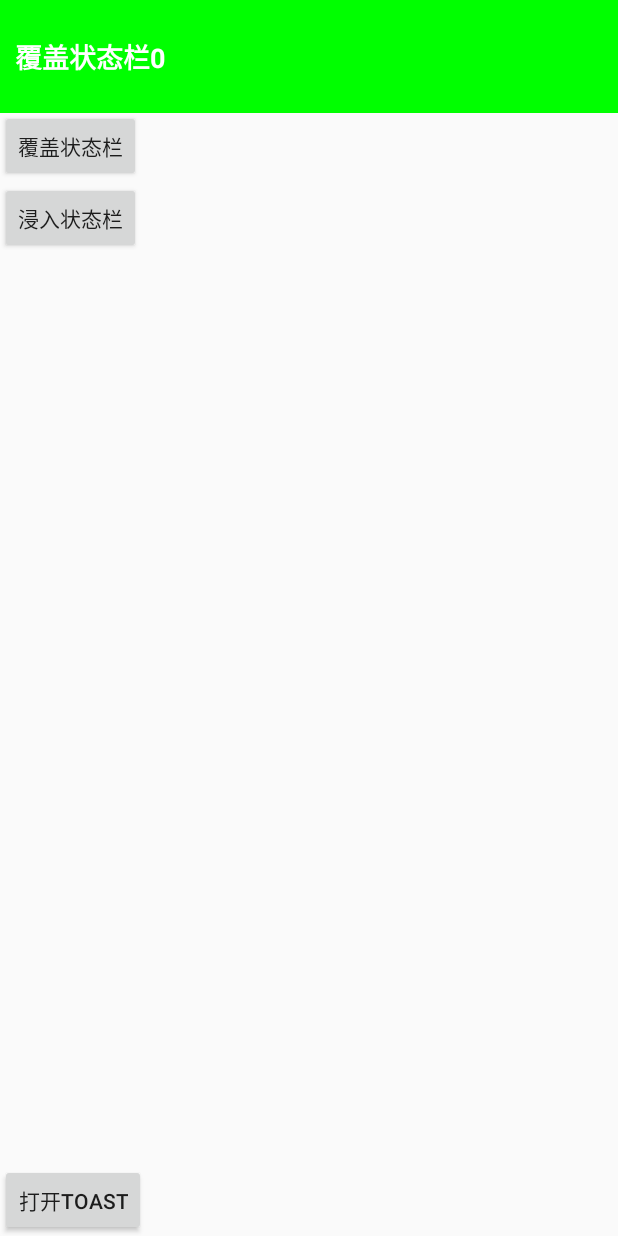
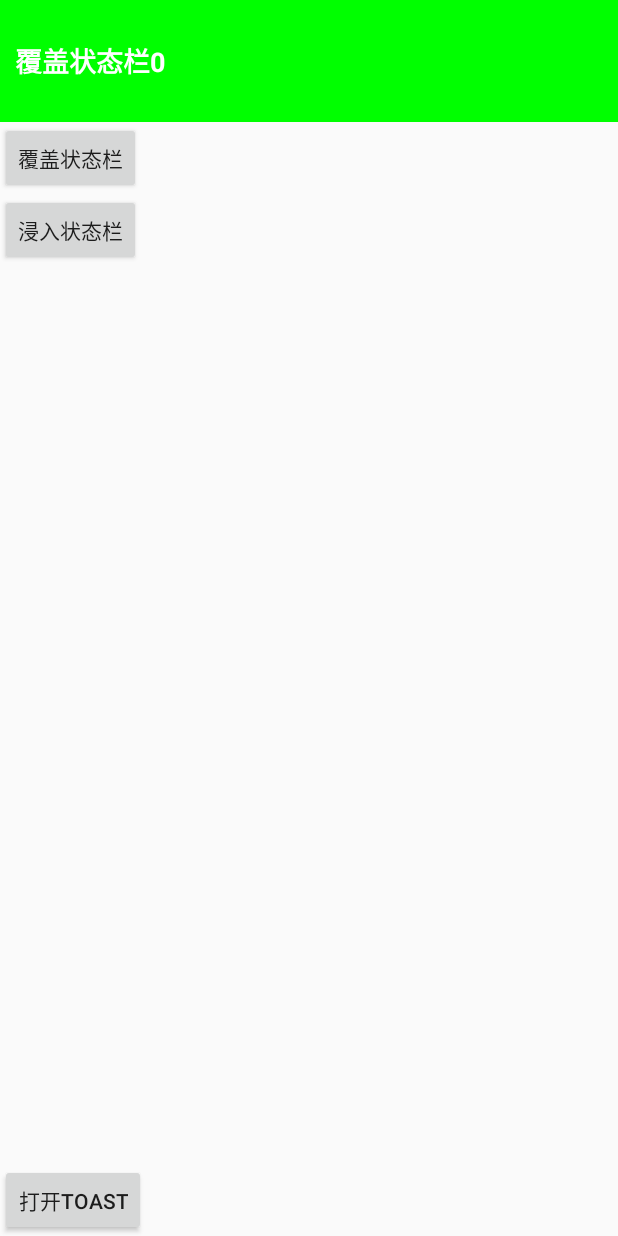
Before and after one commit to zylgg/snackbardemo-master, an Android app: the screen it shows after launch (MainActivity), after a tap on "覆盖状态栏", on a phone screen of 412 x 824 dp. Run offline under Robolectric (Android 15) with nearby library versions, the phone set to English and light mode, and no system bars.

Commit message:
修改了浸入式状态栏打开后activity无法获取事件的bug

```diff
--- a/app/src/main/java/com/example/tfhr02/snackbardemo/MySnackbarUtils.java
+++ b/app/src/main/java/com/example/tfhr02/snackbardemo/MySnackbarUtils.java
@@ -38,7 +38,7 @@ public class MySnackbarUtils {
 
     public void show() {
         if (mySnackbarView != null) {
-            LinearLayout.LayoutParams layoutParams = new LinearLayout.LayoutParams(LayoutParams.MATCH_PARENT, LayoutParams.MATCH_PARENT);
+            LinearLayout.LayoutParams layoutParams = new LinearLayout.LayoutParams(LayoutParams.MATCH_PARENT, LayoutParams.WRAP_CONTENT);
             WindowManager.LayoutParams params = new WindowManager.LayoutParams();
             //初始化后不首先获得窗口焦点。不妨碍设备上其他部件的点击、触摸事件。
             params.type = WindowManager.LayoutParams.TYPE_SYSTEM_ERROR;
--- a/app/src/main/res/layout/activity_main.xml
+++ b/app/src/main/res/layout/activity_main.xml
@@ -9,13 +9,11 @@
     <android.support.v7.widget.Toolbar
         android:id="@+id/toolbar"
         android:layout_width="match_parent"
-        android:layout_height="73dp"
+        android:layout_height="81dp"
         android:fitsSystemWindows="true"
         android:background="@drawable/bg"
         android:theme="@style/ThemeOverlay.AppCompat.Dark.ActionBar"
-        app:title="仿QQ的Toast"
-        >
-    </android.support.v7.widget.Toolbar>
+        app:title="仿QQ的Toast"/>
 
     <Button
         android:id="@+id/bt_hello"
--- a/app/src/main/res/layout/layout_cookie.xml
+++ b/app/src/main/res/layout/layout_cookie.xml
@@ -2,7 +2,7 @@
 <LinearLayout xmlns:android="http://schemas.android.com/apk/res/android"
     android:id="@+id/cookie"
     android:layout_width="match_parent"
-    android:layout_height="75dp"
+    android:layout_height="81dp"
     android:paddingLeft="10dp"
     android:background="@color/colorAccent"
     android:gravity="center_vertical"
```
